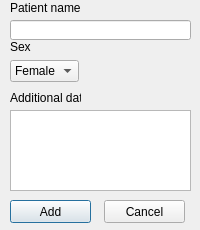
First picture: the form in src/addpatientdialog.ui, repository quepas/BodyOfYours, before the edit.
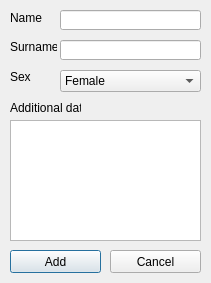
Second picture: the form after the edit.

Commit message: Removing old PatientData from project, adding surname field in AddPatientDialog.

```diff
--- a/src/addpatientdialog.ui
+++ b/src/addpatientdialog.ui
@@ -6,8 +6,8 @@
    <rect>
     <x>0</x>
     <y>0</y>
-    <width>200</width>
-    <height>230</height>
+    <width>211</width>
+    <height>283</height>
    </rect>
   </property>
   <property name="windowTitle">
@@ -16,9 +16,9 @@
   <widget class="QLineEdit" name="nameText">
    <property name="geometry">
     <rect>
-     <x>10</x>
-     <y>20</y>
-     <width>181</width>
+     <x>60</x>
+     <y>10</y>
+     <width>141</width>
      <height>20</height>
     </rect>
    </property>
@@ -27,20 +27,20 @@
    <property name="geometry">
     <rect>
      <x>10</x>
-     <y>0</y>
+     <y>10</y>
      <width>71</width>
      <height>16</height>
     </rect>
    </property>
    <property name="text">
-    <string>Patient name</string>
+    <string>Name</string>
    </property>
   </widget>
   <widget class="QLabel" name="label_2">
    <property name="geometry">
     <rect>
      <x>10</x>
-     <y>90</y>
+     <y>100</y>
      <width>71</width>
      <height>16</height>
     </rect>
@@ -53,9 +53,9 @@
    <property name="geometry">
     <rect>
      <x>10</x>
-     <y>110</y>
-     <width>181</width>
-     <height>81</height>
+     <y>120</y>
+     <width>191</width>
+     <height>121</height>
     </rect>
    </property>
   </widget>
@@ -63,8 +63,8 @@
    <property name="geometry">
     <rect>
      <x>10</x>
-     <y>200</y>
-     <width>81</width>
+     <y>250</y>
+     <width>91</width>
      <height>23</height>
     </rect>
    </property>
@@ -75,9 +75,9 @@
   <widget class="QPushButton" name="cancelAddPatientButton">
    <property name="geometry">
     <rect>
-     <x>104</x>
-     <y>200</y>
-     <width>81</width>
+     <x>110</x>
+     <y>250</y>
+     <width>91</width>
      <height>23</height>
     </rect>
    </property>
@@ -89,7 +89,7 @@
    <property name="geometry">
     <rect>
      <x>10</x>
-     <y>40</y>
+     <y>70</y>
      <width>47</width>
      <height>13</height>
     </rect>
@@ -101,12 +101,22 @@
   <widget class="QComboBox" name="sexyComboBox">
    <property name="geometry">
     <rect>
-     <x>10</x>
-     <y>60</y>
-     <width>69</width>
+     <x>60</x>
+     <y>70</y>
+     <width>141</width>
      <height>22</height>
     </rect>
    </property>
+   <property name="font">
+    <font>
+     <weight>50</weight>
+     <italic>false</italic>
+     <bold>false</bold>
+    </font>
+   </property>
+   <property name="sizeAdjustPolicy">
+    <enum>QComboBox::AdjustToContentsOnFirstShow</enum>
+   </property>
    <item>
     <property name="text">
      <string>Female</string>
@@ -118,6 +128,29 @@
     </property>
    </item>
   </widget>
+  <widget class="QLabel" name="label_4">
+   <property name="geometry">
+    <rect>
+     <x>10</x>
+     <y>40</y>
+     <width>47</width>
+     <height>13</height>
+    </rect>
+   </property>
+   <property name="text">
+    <string>Surname</string>
+   </property>
+  </widget>
+  <widget class="QLineEdit" name="surnameText">
+   <property name="geometry">
+    <rect>
+     <x>60</x>
+     <y>40</y>
+     <width>141</width>
+     <height>20</height>
+    </rect>
+   </property>
+  </widget>
  </widget>
  <resources/>
  <connections/>
```
The commit also changes 6 other files.
